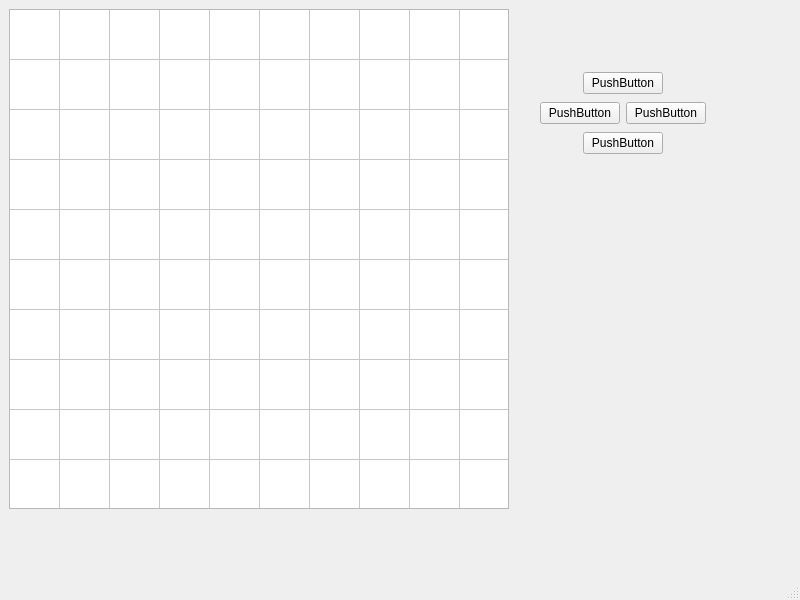
This is Game/gui.ui in rhaejr/PythonProjects as Qt 5 draws it before an edit. The edited form follows.
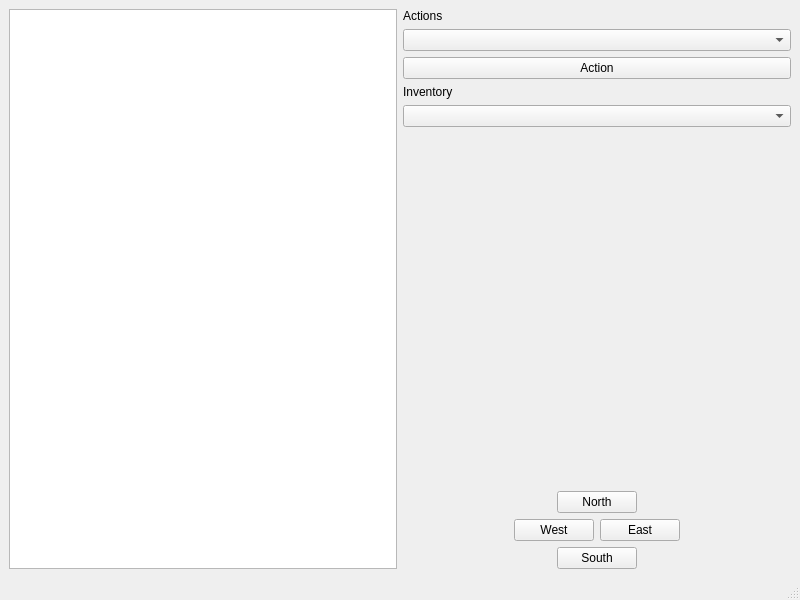
This is the edited form.

Patch:
```diff
--- a/Game/gui.ui
+++ b/Game/gui.ui
@@ -14,94 +14,52 @@
    <string>MainWindow</string>
   </property>
   <widget class="QWidget" name="centralwidget">
-   <widget class="QTableWidget" name="tableWidget">
-    <property name="geometry">
-     <rect>
-      <x>9</x>
-      <y>9</y>
-      <width>500</width>
-      <height>500</height>
-     </rect>
-    </property>
-    <property name="sizePolicy">
-     <sizepolicy hsizetype="Fixed" vsizetype="Fixed">
-      <horstretch>0</horstretch>
-      <verstretch>0</verstretch>
-     </sizepolicy>
-    </property>
-    <property name="verticalScrollBarPolicy">
-     <enum>Qt::ScrollBarAlwaysOff</enum>
-    </property>
-    <property name="horizontalScrollBarPolicy">
-     <enum>Qt::ScrollBarAlwaysOff</enum>
-    </property>
-    <property name="alternatingRowColors">
-     <bool>false</bool>
-    </property>
-    <property name="iconSize">
-     <size>
-      <width>50</width>
-      <height>50</height>
-     </size>
-    </property>
-    <property name="sortingEnabled">
-     <bool>false</bool>
-    </property>
-    <property name="rowCount">
-     <number>10</number>
-    </property>
-    <property name="columnCount">
-     <number>10</number>
-    </property>
-    <attribute name="horizontalHeaderVisible">
-     <bool>false</bool>
-    </attribute>
-    <attribute name="horizontalHeaderDefaultSectionSize">
-     <number>50</number>
-    </attribute>
-    <attribute name="horizontalHeaderMinimumSectionSize">
-     <number>50</number>
-    </attribute>
-    <attribute name="verticalHeaderVisible">
-     <bool>false</bool>
-    </attribute>
-    <attribute name="verticalHeaderDefaultSectionSize">
-     <number>50</number>
-    </attribute>
-    <attribute name="verticalHeaderMinimumSectionSize">
-     <number>50</number>
-    </attribute>
-    <row/>
-    <row/>
-    <row/>
-    <row/>
-    <row/>
-    <row/>
-    <row/>
-    <row/>
-    <row/>
-    <row/>
-    <column/>
-    <column/>
-    <column/>
-    <column/>
-    <column/>
-    <column/>
-    <column/>
-    <column/>
-    <column/>
-    <column/>
-   </widget>
-   <widget class="QWidget" name="verticalLayoutWidget">
-    <property name="geometry">
-     <rect>
-      <x>540</x>
-      <y>70</y>
-      <width>166</width>
-      <height>89</height>
-     </rect>
-    </property>
+   <layout class="QHBoxLayout" name="horizontalLayout_4">
+    <item>
+     <widget class="QTextBrowser" name="textBrowser"/>
+    </item>
+    <item>
     <layout class="QVBoxLayout" name="verticalLayout">
+      <item>
+       <widget class="QLabel" name="label">
+        <property name="text">
+         <string>Actions</string>
+        </property>
+       </widget>
+      </item>
+      <item>
+       <widget class="QComboBox" name="action_dropdown"/>
+      </item>
+      <item>
+       <widget class="QPushButton" name="action_btn">
+        <property name="text">
+         <string>Action</string>
+        </property>
+       </widget>
+      </item>
+      <item>
+       <widget class="QLabel" name="label_2">
+        <property name="text">
+         <string>Inventory</string>
+        </property>
+       </widget>
+      </item>
+      <item>
+       <widget class="QComboBox" name="inventory_dropdown"/>
+      </item>
+      <item>
+       <spacer name="verticalSpacer">
+        <property name="orientation">
+         <enum>Qt::Vertical</enum>
+        </property>
+        <property name="sizeHint" stdset="0">
+         <size>
+          <width>20</width>
+          <height>40</height>
+         </size>
+        </property>
+       </spacer>
+      </item>
      <item>
       <layout class="QHBoxLayout" name="horizontalLayout_3">
        <item>
@@ -120,7 +78,7 @@
        <item>
         <widget class="QPushButton" name="pushButton_5">
          <property name="text">
-          <string>PushButton</string>
+           <string>North</string>
          </property>
         </widget>
        </item>
@@ -142,19 +100,45 @@
      <item>
       <layout class="QHBoxLayout" name="horizontalLayout">
        <item>
-        <widget class="QPushButton" name="pushButton_2">
+         <spacer name="horizontalSpacer_5">
+          <property name="orientation">
+           <enum>Qt::Horizontal</enum>
+          </property>
+          <property name="sizeHint" stdset="0">
+           <size>
+            <width>40</width>
+            <height>20</height>
+           </size>
+          </property>
+         </spacer>
+        </item>
+        <item>
+         <widget class="QPushButton" name="west_btn">
          <property name="text">
-          <string>PushButton</string>
+           <string>West</string>
          </property>
         </widget>
        </item>
        <item>
         <widget class="QPushButton" name="pushButton">
          <property name="text">
-          <string>PushButton</string>
+           <string>East</string>
          </property>
         </widget>
        </item>
+        <item>
+         <spacer name="horizontalSpacer_6">
+          <property name="orientation">
+           <enum>Qt::Horizontal</enum>
+          </property>
+          <property name="sizeHint" stdset="0">
+           <size>
+            <width>40</width>
+            <height>20</height>
+           </size>
+          </property>
+         </spacer>
+        </item>
       </layout>
      </item>
      <item>
@@ -175,7 +159,7 @@
        <item>
         <widget class="QPushButton" name="pushButton_3">
          <property name="text">
-          <string>PushButton</string>
+           <string>South</string>
          </property>
         </widget>
        </item>
@@ -195,7 +179,8 @@
       </layout>
      </item>
     </layout>
-   </widget>
+    </item>
+   </layout>
   </widget>
   <widget class="QMenuBar" name="menubar">
    <property name="geometry">
```
Left out of the diff: 8 changed lines with no effect on the pictures. Lines whose indentation alone changed are shown as unchanged.
